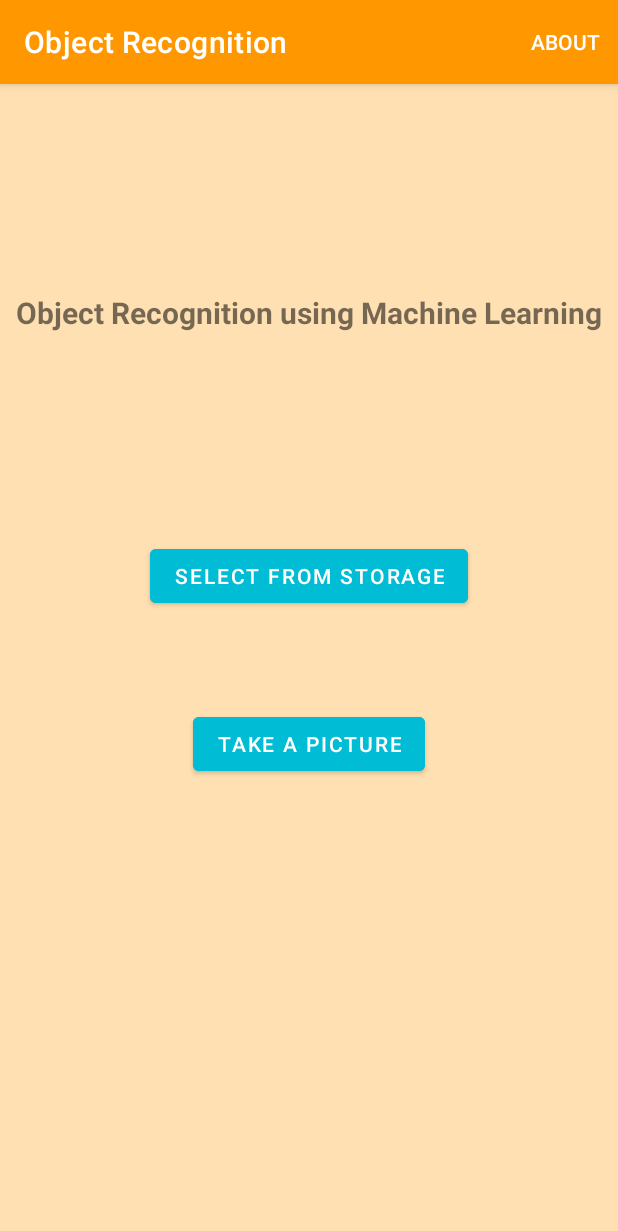
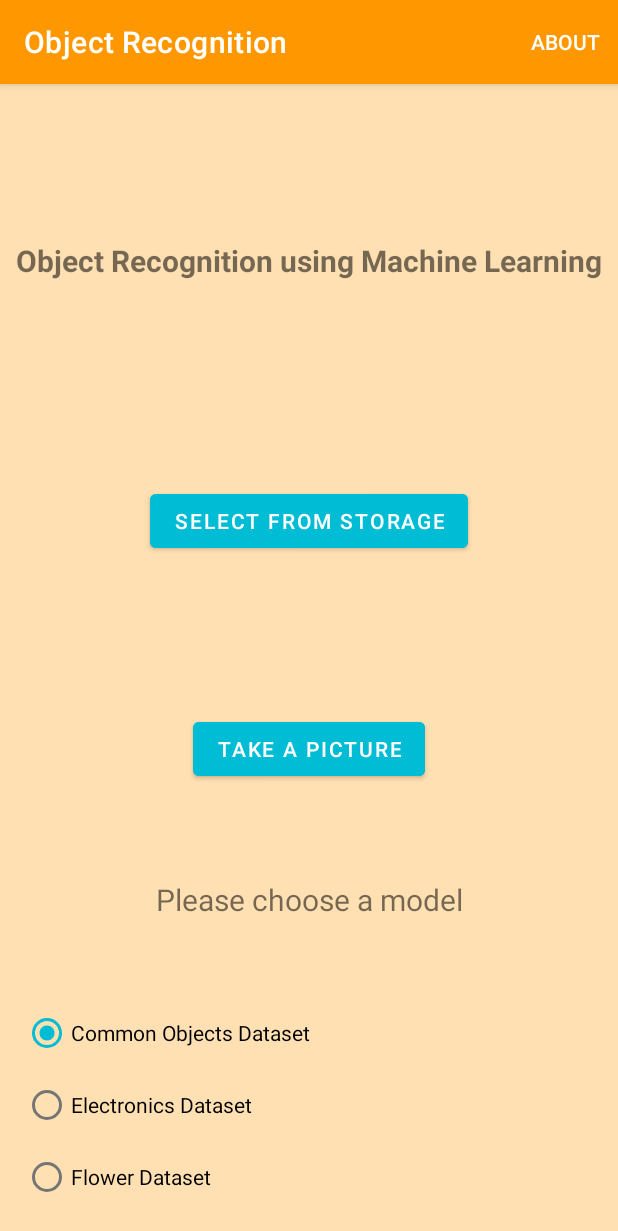
Before and after one commit to XarhsSta/Object-Recognition-with-Machine-Learning, an Android app: the screen it shows after launch (MainActivity), on a phone screen of 412 x 824 dp. Shown: the top 1231 px of the screen. Run offline under Robolectric (Android 15) with nearby library versions, the phone set to English and light mode, and no system bars.

Commit message:
23/04
Added two new models for image recognition.

```diff
--- a/app/src/main/java/com/xarhssta/objectrecognition/ItemRecognitionViewModel.kt
+++ b/app/src/main/java/com/xarhssta/objectrecognition/ItemRecognitionViewModel.kt
@@ -30,10 +30,10 @@ class ItemRecognitionViewModel: ViewModel(), ObjectDetection.ObjectCallback {
         recognizedBitmapMutable.value = bitmap
     }
 
-    fun recognizeObjects(bitmap: Bitmap) {
+    fun recognizeObjects(bitmap: Bitmap, modelChosen: Int) {
         Log.d(TAG,".recognizeObjects starts")
         var objectDetection = ObjectDetection(this)
-        objectDetection.locateObjects(bitmap)
+        objectDetection.locateObjects(bitmap, modelChosen)
     }
 
 }
--- /dev/null
+++ b/app/src/main/ml/flower dataset/dict.txt
@@ -0,0 +1,5 @@
+sunflower
+tulip
+dandelion
+rose
+daisy
--- a/app/src/main/res/layout-land/content_main.xml
+++ b/app/src/main/res/layout-land/content_main.xml
@@ -15,7 +15,7 @@
         android:backgroundTint="@color/accent"
         android:onClick="selectImage"
         android:text="@string/selectButton"
-        app:layout_constraintBottom_toBottomOf="parent"
+        app:layout_constraintBottom_toTopOf="@+id/radioButtonTextName"
         app:layout_constraintEnd_toStartOf="@+id/cameraButton"
         app:layout_constraintStart_toStartOf="parent"
         app:layout_constraintTop_toBottomOf="@+id/titleMainTextView" />
@@ -27,7 +27,7 @@
         android:backgroundTint="@color/accent"
         android:onClick="openCamera"
         android:text="@string/cameraButton"
-        app:layout_constraintBottom_toBottomOf="parent"
+        app:layout_constraintBottom_toTopOf="@+id/radioButtonTextName"
         app:layout_constraintEnd_toEndOf="parent"
         app:layout_constraintStart_toEndOf="@+id/selectButton"
         app:layout_constraintTop_toBottomOf="@+id/titleMainTextView" />
@@ -44,4 +44,58 @@
         app:layout_constraintHorizontal_bias="0.5"
         app:layout_constraintStart_toStartOf="parent"
         app:layout_constraintTop_toTopOf="parent" />
+
+    <TextView
+        android:id="@+id/radioButtonTextName"
+        android:layout_width="wrap_content"
+        android:layout_height="wrap_content"
+        android:layout_marginBottom="32dp"
+        android:text="@string/radioButtonText"
+        android:textSize="20sp"
+        app:layout_constraintBottom_toTopOf="@+id/modelRadioGroup"
+        app:layout_constraintEnd_toEndOf="parent"
+        app:layout_constraintHorizontal_bias="0.5"
+        app:layout_constraintStart_toStartOf="parent" />
+
+    <RadioGroup
+        android:id="@+id/modelRadioGroup"
+        android:layout_width="wrap_content"
+        android:layout_height="wrap_content"
+        android:layout_margin="10dp"
+        android:orientation="horizontal"
+        app:layout_constraintBottom_toBottomOf="parent"
+        app:layout_constraintEnd_toEndOf="parent"
+        app:layout_constraintHorizontal_bias="0.5"
+        app:layout_constraintStart_toStartOf="parent">
+
+        <RadioButton
+            android:id="@+id/commonObjectsRadioButton"
+            android:layout_width="match_parent"
+            android:layout_height="wrap_content"
+            android:layout_margin="10dp"
+            android:checked="true"
+            android:onClick="radioButtonChecked"
+            android:tag="common objects"
+            android:text="@string/radioButton1" />
+
+        <RadioButton
+            android:id="@+id/electronicsRadioButton"
+            android:layout_width="match_parent"
+            android:layout_height="wrap_content"
+            android:layout_margin="10dp"
+            android:onClick="radioButtonChecked"
+            android:tag="electronics"
+            android:text="@string/radioButton2" />
+
+        <RadioButton
+            android:id="@+id/flowerRadioButton"
+            android:layout_width="match_parent"
+            android:layout_height="wrap_content"
+            android:layout_margin="10dp"
+            android:onClick="radioButtonChecked"
+            android:tag="flower"
+            android:text="@string/radioButton3" />
+
+    </RadioGroup>
+
 </androidx.constraintlayout.widget.ConstraintLayout>
--- a/app/src/main/res/layout/content_main.xml
+++ b/app/src/main/res/layout/content_main.xml
@@ -13,7 +13,7 @@
         android:layout_width="wrap_content"
         android:layout_height="wrap_content"
         android:layout_marginStart="8dp"
-        android:layout_marginTop="240dp"
+        android:layout_marginTop="32dp"
         android:layout_marginEnd="8dp"
         android:backgroundTint="@color/accent"
         android:onClick="selectImage"
@@ -22,7 +22,7 @@
         app:layout_constraintEnd_toEndOf="parent"
         app:layout_constraintHorizontal_bias="0.5"
         app:layout_constraintStart_toStartOf="parent"
-        app:layout_constraintTop_toTopOf="parent" />
+        app:layout_constraintTop_toBottomOf="@+id/titleMainTextView" />
 
     <Button
         android:id="@+id/cameraButton"
@@ -30,11 +30,11 @@
         android:layout_height="wrap_content"
         android:layout_marginStart="8dp"
         android:layout_marginEnd="8dp"
-        android:layout_marginBottom="240dp"
+        android:layout_marginBottom="32dp"
         android:backgroundTint="@color/accent"
         android:onClick="openCamera"
         android:text="@string/cameraButton"
-        app:layout_constraintBottom_toBottomOf="parent"
+        app:layout_constraintBottom_toTopOf="@+id/modelRadioGroup"
         app:layout_constraintEnd_toEndOf="parent"
         app:layout_constraintHorizontal_bias="0.5"
         app:layout_constraintStart_toStartOf="parent"
@@ -45,6 +45,7 @@
         android:layout_width="wrap_content"
         android:layout_height="wrap_content"
         android:text="@string/title"
+        android:textAlignment="center"
         android:textSize="20sp"
         android:textStyle="bold"
         app:layout_constraintBottom_toTopOf="@+id/selectButton"
@@ -52,4 +53,56 @@
         app:layout_constraintHorizontal_bias="0.5"
         app:layout_constraintStart_toStartOf="parent"
         app:layout_constraintTop_toTopOf="parent" />
+
+    <RadioGroup
+        android:id="@+id/modelRadioGroup"
+        android:layout_width="0dp"
+        android:layout_height="wrap_content"
+        android:layout_margin="10dp"
+        android:layout_marginBottom="32dp"
+        android:checkedButton="@id/commonObjectsRadioButton"
+        android:padding="5dp"
+        app:layout_constraintBottom_toBottomOf="parent"
+        app:layout_constraintEnd_toEndOf="parent"
+        app:layout_constraintStart_toStartOf="parent">
+
+        <RadioButton
+            android:id="@+id/commonObjectsRadioButton"
+            android:layout_width="match_parent"
+            android:layout_height="wrap_content"
+            android:checked="true"
+            android:onClick="radioButtonChecked"
+            android:tag="common objects"
+            android:text="@string/radioButton1" />
+
+        <RadioButton
+            android:id="@+id/electronicsRadioButton"
+            android:layout_width="match_parent"
+            android:layout_height="wrap_content"
+            android:onClick="radioButtonChecked"
+            android:tag="electronics"
+            android:text="@string/radioButton2" />
+
+        <RadioButton
+            android:id="@+id/flowerRadioButton"
+            android:layout_width="match_parent"
+            android:layout_height="wrap_content"
+            android:onClick="radioButtonChecked"
+            android:tag="flower"
+            android:text="@string/radioButton3" />
+    </RadioGroup>
+
+    <TextView
+        android:id="@+id/radioButtonTextName"
+        android:layout_width="wrap_content"
+        android:layout_height="wrap_content"
+        android:layout_marginTop="32dp"
+        android:layout_marginBottom="16dp"
+        android:text="@string/radioButtonText"
+        android:textSize="20sp"
+        app:layout_constraintBottom_toTopOf="@+id/modelRadioGroup"
+        app:layout_constraintEnd_toEndOf="parent"
+        app:layout_constraintStart_toStartOf="parent"
+        app:layout_constraintTop_toBottomOf="@+id/cameraButton" />
+
 </androidx.constraintlayout.widget.ConstraintLayout>
--- a/app/src/main/res/values/strings.xml
+++ b/app/src/main/res/values/strings.xml
@@ -5,7 +5,10 @@
     <string name="title">Object Recognition using Machine Learning</string>
     <string name="selectButton">Select From Storage</string>
     <string name="cameraButton">Take A Picture</string>
-
+    <string name="radioButtonText">Please choose a model</string>
+    <string name="radioButton1">Common Objects Dataset</string>
+    <string name="radioButton2">Electronics Dataset</string>
+    <string name="radioButton3">Flower Dataset</string>
     <!-- Strings used in ChosenImage and activity_chosen_image.xml-->
     <string name="title_activity_chosen_image">Chosen Image</string>
 
```
Also changed, not shown: app/src/main/java/com/xarhssta/objectrecognition/ChosenImage.kt (+3 -15 lines), app/src/main/java/com/xarhssta/objectrecognition/MainActivity.kt (+19 -7 lines), app/src/main/java/com/xarhssta/objectrecognition/ObjectDetection.kt (+11 -2 lines), app/src/main/ml/electronics dataset/dict.txt (added, +36 -0 lines), app/src/main/ml/electronics dataset/tflite_metadata.json (added, +16 -0 lines), app/src/main/ml/flower dataset/tflite_metadata.json (added, +16 -0 lines), app/src/main/ml/object dataset/dict.txt (added, +100 -0 lines), app/src/main/ml/object dataset/tflite_metadata.json (added, +16 -0 lines), 3 other files.
